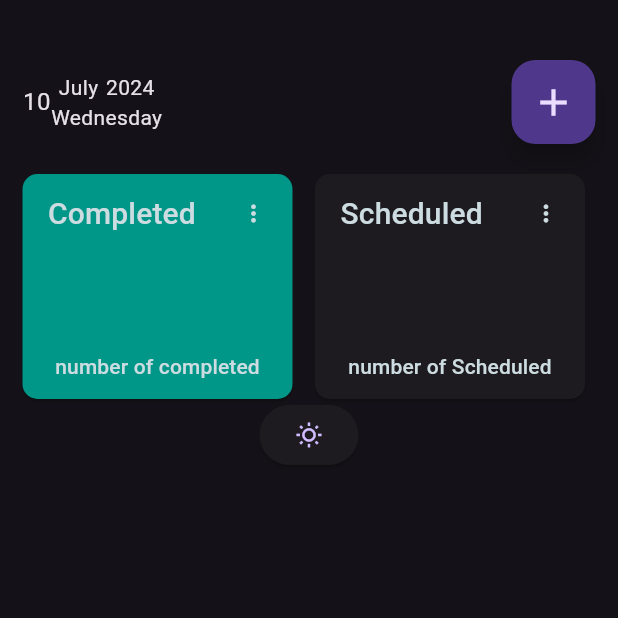
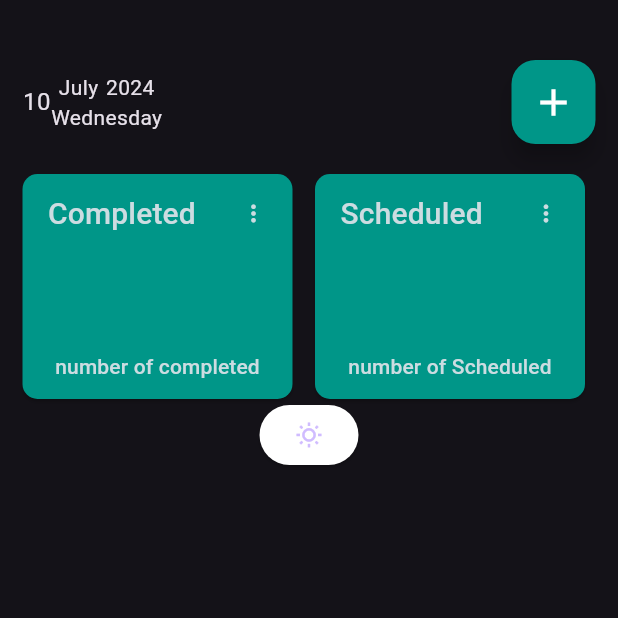
Before and after one commit to trixieo/Reminder-app, a Flutter app: the screen it shows after launch, after a tap on the "wb sunny" icon, on a phone screen of 412 x 824 dp, the top half of it. Run offline on Flutter 3.47's test engine with Material 3 defaults, Android fonts, the phone set to English and light mode, and no system bars.

Commit message:
some UI changes

```diff
--- a/reminder_app/lib/main.dart
+++ b/reminder_app/lib/main.dart
@@ -29,9 +29,31 @@ class MyApp extends StatelessWidget{
             theme: ThemeData(
               primaryColor: Colors.teal,
               scaffoldBackgroundColor: Colors.white,
-              textTheme: TextTheme(bodyMedium: TextStyle(color: Colors.grey))
+              textTheme: TextTheme(bodyMedium: TextStyle(color: Colors.black)),
+              elevatedButtonTheme: ElevatedButtonThemeData(
+                style: ElevatedButton.styleFrom(
+                  backgroundColor: Colors.teal,
+                )
+              ),
+              floatingActionButtonTheme: FloatingActionButtonThemeData(
+                backgroundColor: Colors.teal,
+
+              ),
+              iconTheme: IconThemeData(
+                color: Colors.white,
+              )
             ),
-            darkTheme: ThemeData.dark(),
+            darkTheme: ThemeData.dark().copyWith(
+              elevatedButtonTheme: ElevatedButtonThemeData(
+                style: ElevatedButton.styleFrom(
+                  backgroundColor: Colors.teal,
+                )
+              ),
+              floatingActionButtonTheme: FloatingActionButtonThemeData(
+                backgroundColor: Colors.teal,
+              )
+            ),
+
 
             home: MyHomePage()
               );
@@ -93,6 +115,7 @@ class MainPage extends StatefulWidget{
   }
 
 class _MainPageState extends State<MainPage>{
+  @override
   void dispose(){
     darknotifier.dispose();
     super.dispose();
@@ -159,7 +182,7 @@ class _MainPageState extends State<MainPage>{
                           builder: (context) => myNewreminder(),));
 
                       },
-                      child: Icon(Icons.add, size: 30,),
+                      child: Icon(Icons.add, size: 30, color: Colors.white,),
 
                       ),
 
@@ -246,7 +269,9 @@ class _MainPageState extends State<MainPage>{
             ), ElevatedButton(onPressed: (){
               isDark = !isDark;
               darknotifier.value = isDark;
-            }, child: Icon(isDark? Icons.wb_sunny_outlined : Icons.wb_sunny_rounded))
+            }, style: ElevatedButton.styleFrom(
+              backgroundColor: Colors.white
+            ), child: Icon(isDark? Icons.wb_sunny_outlined : Icons.wb_sunny_rounded),)
 
             ])
           )
```
